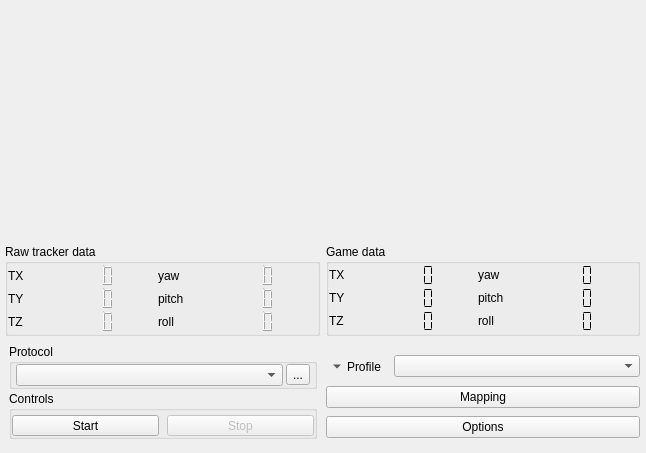
Qt form gui/main.ui (opentrack/opentrack) before a commit.
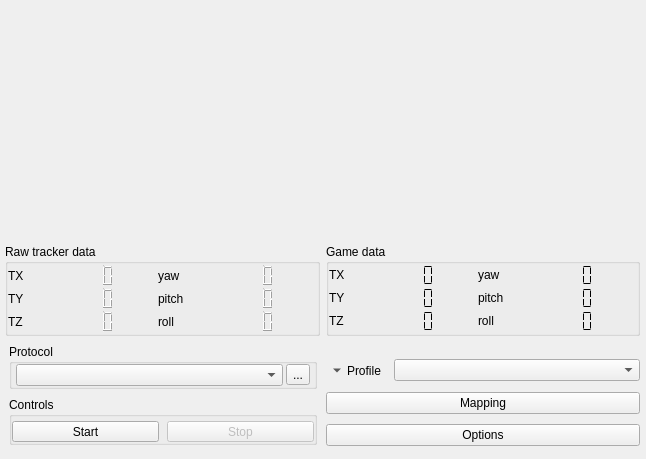
The same form after that commit. Icons and pictures are not drawn. Custom widgets are drawn as their Qt base class.

The edit to the form file:
```diff
--- a/gui/main.ui
+++ b/gui/main.ui
@@ -8,7 +8,7 @@
     <x>0</x>
     <y>0</y>
     <width>646</width>
-    <height>435</height>
+    <height>448</height>
    </rect>
   </property>
   <property name="windowIcon">
@@ -869,7 +869,7 @@
             </property>
             <layout class="QVBoxLayout" name="verticalLayout">
              <property name="spacing">
-              <number>2</number>
+              <number>8</number>
              </property>
              <property name="leftMargin">
               <number>3</number>
```
